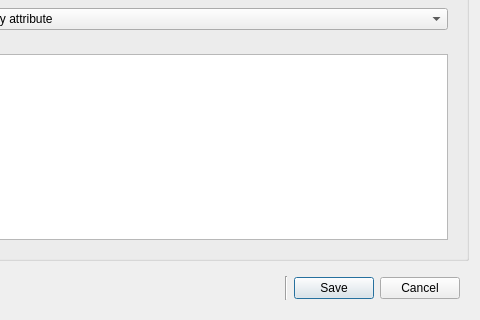
The window that opus_gui/config/generalmanager/all_variables_new.ui (psrc/urbansim) describes before a commit, drawn with Qt 5; both pictures show x 177 to 657 and y 179 to 499 of the 657 by 499 pixel window.
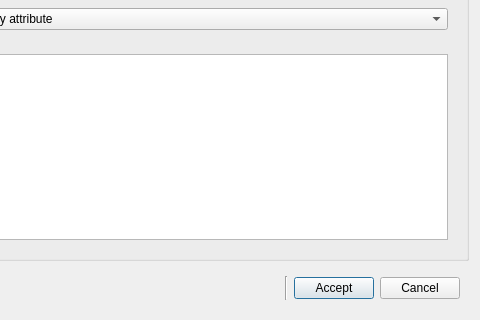
The same window after the commit.

Commit message: Changing wording in the new variable dialog for the expression library.  Accept vs Save.

What changed in the file:
```diff
--- a/opus_gui/config/generalmanager/all_variables_new.ui
+++ b/opus_gui/config/generalmanager/all_variables_new.ui
@@ -230,7 +230,7 @@
          <bool>true</bool>
         </property>
         <property name="text" >
-         <string>Save</string>
+         <string>Accept</string>
         </property>
        </widget>
       </item>
```
The commit also changes 1 other file.
